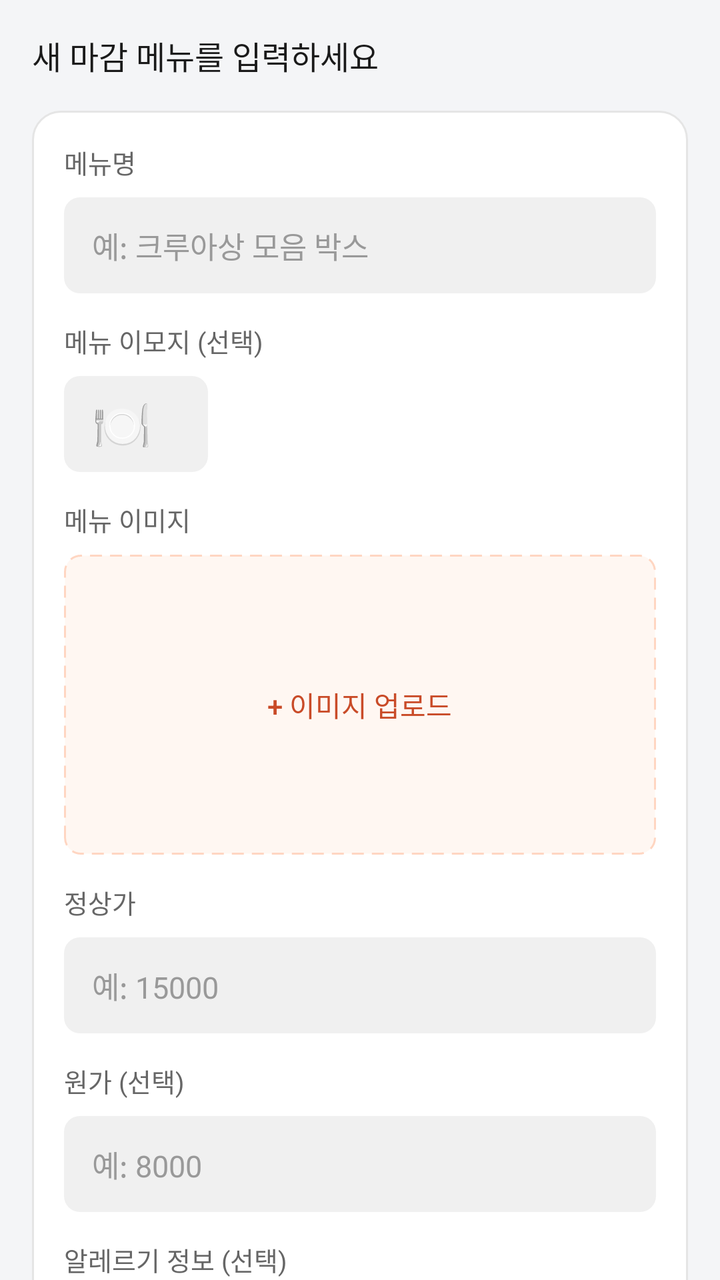
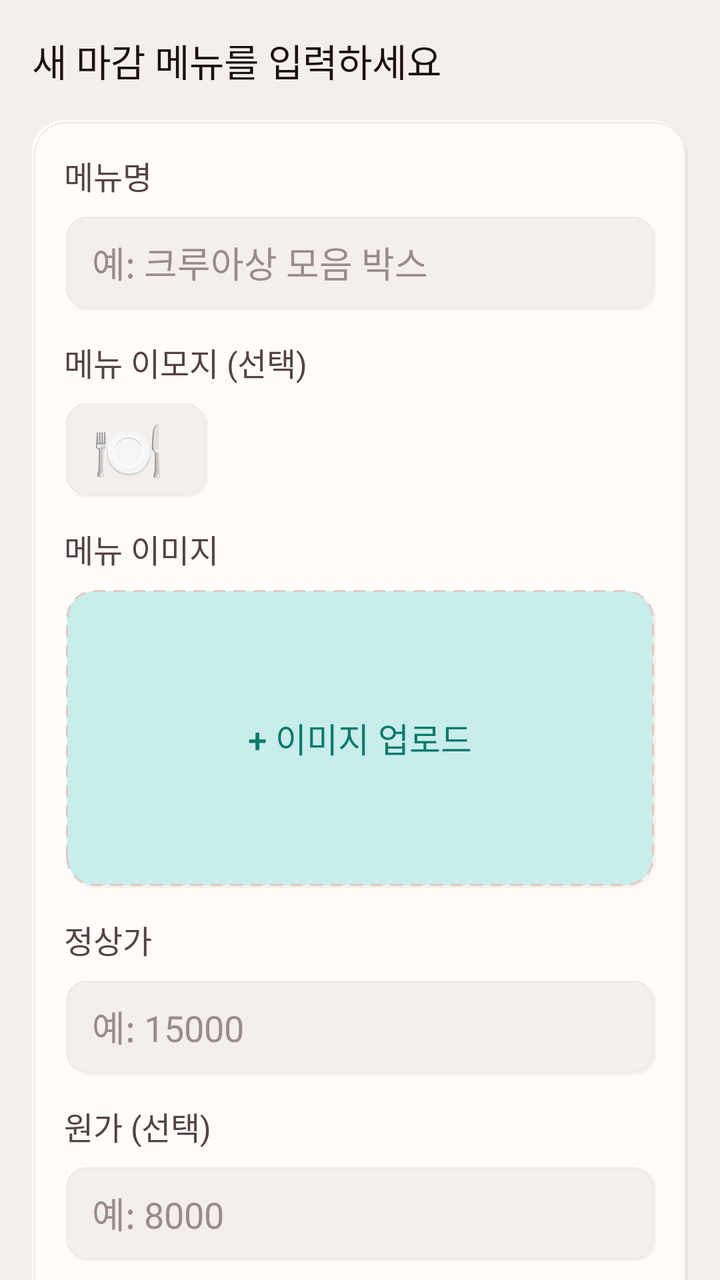

Two renders of the same Android screen: before a commit and after it. Below are the layout's source before the change and the commit's diff.
<!-- AndroidManifest.xml: application theme Theme.Deuktemsiru_seller -->
<!-- res/layout/step1_menu_select.xml -->
<?xml version="1.0" encoding="utf-8"?>

<androidx.core.widget.NestedScrollView
    xmlns:android="http://schemas.android.com/apk/res/android"
    android:layout_width="match_parent"
    android:layout_height="match_parent"
    android:background="@color/surface">

    <LinearLayout
        android:layout_width="match_parent"
        android:layout_height="wrap_content"
        android:orientation="vertical"
        android:padding="16dp">

        <TextView
            android:layout_width="wrap_content"
            android:layout_height="wrap_content"
            android:text="새 마감 메뉴를 입력하세요"
            android:textSize="16sp"
            android:textColor="@color/text"
            android:fontFamily="sans-serif-medium"
            android:layout_marginBottom="16dp" />

        <LinearLayout
            android:layout_width="match_parent"
            android:layout_height="wrap_content"
            android:orientation="vertical"
            android:background="@drawable/bg_card_white"
            android:padding="16dp"
            android:layout_marginBottom="16dp">

            <TextView
                android:layout_width="wrap_content"
                android:layout_height="wrap_content"
                android:text="메뉴명"
                android:textSize="13sp"
                android:textColor="@color/text_sub"
                android:layout_marginBottom="8dp" />

            <EditText
                android:id="@+id/et_menu_name"
                android:layout_width="match_parent"
                android:layout_height="48dp"
                android:background="@drawable/bg_rounded_muted"
                android:hint="예: 크루아상 모음 박스"
                android:singleLine="true"
                android:maxLength="24"
                android:paddingStart="14dp"
                android:paddingEnd="14dp"
                android:textColor="@color/text"
                android:textColorHint="@color/text_muted"
                android:textSize="15sp"
                android:layout_marginBottom="14dp" />

            <TextView
                android:layout_width="wrap_content"
                android:layout_height="wrap_content"
                android:text="메뉴 이모지 (선택)"
                android:textSize="13sp"
                android:textColor="@color/text_sub"
                android:layout_marginBottom="8dp" />

            <EditText
                android:id="@+id/et_emoji"
                android:layout_width="72dp"
                android:layout_height="48dp"
                android:background="@drawable/bg_rounded_muted"
                android:hint="🍽️"
                android:inputType="text"
                android:maxLength="2"
                android:paddingStart="14dp"
                android:paddingEnd="14dp"
                android:singleLine="true"
                android:textColor="@color/text"
                android:textColorHint="@color/text_muted"
                android:textSize="24sp"
                android:layout_marginBottom="14dp" />

            <TextView
                android:layout_width="wrap_content"
                android:layout_height="wrap_content"
                android:text="메뉴 이미지"
                android:textSize="13sp"
                android:textColor="@color/text_sub"
                android:layout_marginBottom="8dp" />

            <FrameLayout
                android:id="@+id/container_image_upload"
                android:layout_width="match_parent"
                android:layout_height="150dp"
                android:background="@drawable/bg_image_upload"
                android:clickable="true"
                android:focusable="true"
                android:layout_marginBottom="14dp">

                <ImageView
                    android:id="@+id/iv_menu_image"
                    android:layout_width="match_parent"
                    android:layout_height="match_parent"
                    android:scaleType="centerCrop"
                    android:visibility="gone" />

                <TextView
                    android:id="@+id/tv_image_upload_hint"
                    android:layout_width="wrap_content"
                    android:layout_height="wrap_content"
                    android:layout_gravity="center"
                    android:gravity="center"
                    android:text="+ 이미지 업로드"
                    android:textSize="14sp"
                    android:textColor="@color/primary"
                    android:fontFamily="sans-serif-medium" />

            </FrameLayout>

            <TextView
                android:layout_width="wrap_content"
                android:layout_height="wrap_content"
                android:text="정상가"
                android:textSize="13sp"
                android:textColor="@color/text_sub"
                android:layout_marginBottom="8dp" />

            <EditText
                android:id="@+id/et_original_price"
                android:layout_width="match_parent"
                android:layout_height="48dp"
                android:background="@drawable/bg_rounded_muted"
                android:hint="예: 15000"
                android:inputType="number"
                android:maxLength="8"
                android:paddingStart="14dp"
                android:paddingEnd="14dp"
                android:singleLine="true"
                android:textColor="@color/text"
                android:textColorHint="@color/text_muted"
                android:textSize="15sp"
                android:layout_marginBottom="14dp" />

            <TextView
                android:layout_width="wrap_content"
                android:layout_height="wrap_content"
                android:text="원가 (선택)"
                android:textSize="13sp"
                android:textColor="@color/text_sub"
                android:layout_marginBottom="8dp" />

            <EditText
                android:id="@+id/et_cost_price"
                android:layout_width="match_parent"
                android:layout_height="48dp"
                android:background="@drawable/bg_rounded_muted"
                android:hint="예: 8000"
                android:inputType="number"
                android:maxLength="8"
                android:paddingStart="14dp"
                android:paddingEnd="14dp"
                android:singleLine="true"
                android:textColor="@color/text"
                android:textColorHint="@color/text_muted"
                android:textSize="15sp"
                android:layout_marginBottom="14dp" />

            <TextView
                android:layout_width="wrap_content"
                android:layout_height="wrap_content"
                android:text="알레르기 정보 (선택)"
                android:textSize="13sp"
                android:textColor="@color/text_sub"
                android:layout_marginBottom="8dp" />

            <EditText
                android:id="@+id/et_allergy_info"
                android:layout_width="match_parent"
                android:layout_height="48dp"
                android:background="@drawable/bg_rounded_muted"
                android:hint="예: 밀, 유제품, 달걀"
                android:inputType="text"
                android:paddingStart="14dp"
                android:paddingEnd="14dp"
                android:singleLine="true"
                android:textColor="@color/text"
                android:textColorHint="@color/text_muted"
                android:textSize="15sp" />

        </LinearLayout>

        <LinearLayout
            android:layout_width="match_parent"
            android:layout_height="wrap_content"
            android:orientation="horizontal"
            android:gravity="center_vertical"
            android:background="@drawable/bg_rounded_primary_light"
            android:padding="14dp">

            <TextView
                android:layout_width="0dp"
                android:layout_height="wrap_content"
                android:layout_weight="1"
                android:text="등록할 메뉴"
                android:textSize="13sp"
                android:textColor="@color/text_sub" />

            <TextView
                android:id="@+id/tv_selected_menu_summary"
                android:layout_width="wrap_content"
                android:layout_height="wrap_content"
                android:text="메뉴 정보를 입력해주세요"
                android:textSize="13sp"
                android:textColor="@color/primary_dark"
                android:fontFamily="sans-serif-medium" />

        </LinearLayout>

    </LinearLayout>

</androidx.core.widget.NestedScrollView>
<!-- resources referenced by this layout -->
<resources>
  <color name="primary">#FFC94B28</color>
  <color name="primary_dark">#FF8A2F19</color>
  <color name="surface">#FFF4F5F7</color>
  <color name="text">#FF1A1A1A</color>
  <color name="text_muted">#FF999999</color>
  <color name="text_sub">#FF666666</color>
  <!-- drawable bg_card_white (drawable) -->
  <?xml version="1.0" encoding="utf-8"?>
  
  <shape xmlns:android="http://schemas.android.com/apk/res/android"
      android:shape="rectangle">
      <solid android:color="#FFFFFF" />
      <stroke android:width="1dp" android:color="#E5E5E5" />
      <corners android:radius="14dp" />
  </shape>
  <!-- drawable bg_image_upload (drawable) -->
  <?xml version="1.0" encoding="utf-8"?>
  
  <shape xmlns:android="http://schemas.android.com/apk/res/android">
      <solid android:color="#FFF7F2" />
      <stroke
          android:width="1dp"
          android:color="#FFD6C2"
          android:dashWidth="6dp"
          android:dashGap="4dp" />
      <corners android:radius="8dp" />
  </shape>
  <!-- drawable bg_rounded_muted (drawable) -->
  <?xml version="1.0" encoding="utf-8"?>
  
  <shape xmlns:android="http://schemas.android.com/apk/res/android"
      android:shape="rectangle">
      <solid android:color="#F0F0F0" />
      <corners android:radius="8dp" />
  </shape>
  <color name="primary_light">#FFFFE7DE</color>
  <style name="Base.Theme.Deuktemsiru_seller" parent="Theme.Material3.Light.NoActionBar">
          <item name="colorPrimary">@color/primary</item>
          <item name="colorPrimaryVariant">@color/primary_dark</item>
          <item name="colorOnPrimary">@color/white</item>
          <item name="colorSurface">@color/surface</item>
          <item name="android:colorBackground">@color/surface</item>
          <item name="android:fontFamily">sans-serif</item>
          <item name="bottomNavigationStyle">@style/Widget.App.BottomNav</item>
      </style>
  <!-- unchanged entries left out for length: 5 -->
</resources>

<!-- the commit's change to res/layout/step1_menu_select.xml (unified diff, before → after) -->
@@ -16,7 +16,7 @@
             android:layout_width="wrap_content"
             android:layout_height="wrap_content"
             android:text="새 마감 메뉴를 입력하세요"
-            android:textSize="16sp"
+            android:textSize="19sp"
             android:textColor="@color/text"
             android:fontFamily="sans-serif-medium"
             android:layout_marginBottom="16dp" />
@@ -26,6 +26,7 @@
             android:layout_height="wrap_content"
             android:orientation="vertical"
             android:background="@drawable/bg_card_white"
+    android:elevation="2dp"
             android:padding="16dp"
             android:layout_marginBottom="16dp">
 
@@ -33,7 +34,7 @@
                 android:layout_width="wrap_content"
                 android:layout_height="wrap_content"
                 android:text="메뉴명"
-                android:textSize="13sp"
+                android:textSize="16sp"
                 android:textColor="@color/text_sub"
                 android:layout_marginBottom="8dp" />
 
@@ -49,14 +50,14 @@
                 android:paddingEnd="14dp"
                 android:textColor="@color/text"
                 android:textColorHint="@color/text_muted"
-                android:textSize="15sp"
+                android:textSize="18sp"
                 android:layout_marginBottom="14dp" />
 
             <TextView
                 android:layout_width="wrap_content"
                 android:layout_height="wrap_content"
                 android:text="메뉴 이모지 (선택)"
-                android:textSize="13sp"
+                android:textSize="16sp"
                 android:textColor="@color/text_sub"
                 android:layout_marginBottom="8dp" />
 
@@ -73,14 +74,14 @@
                 android:singleLine="true"
                 android:textColor="@color/text"
                 android:textColorHint="@color/text_muted"
-                android:textSize="24sp"
+                android:textSize="29sp"
                 android:layout_marginBottom="14dp" />
 
             <TextView
                 android:layout_width="wrap_content"
                 android:layout_height="wrap_content"
                 android:text="메뉴 이미지"
-                android:textSize="13sp"
+                android:textSize="16sp"
                 android:textColor="@color/text_sub"
                 android:layout_marginBottom="8dp" />
 
@@ -107,7 +108,7 @@
                     android:layout_gravity="center"
                     android:gravity="center"
                     android:text="+ 이미지 업로드"
-                    android:textSize="14sp"
+                    android:textSize="17sp"
                     android:textColor="@color/primary"
                     android:fontFamily="sans-serif-medium" />
 
@@ -117,7 +118,7 @@
                 android:layout_width="wrap_content"
                 android:layout_height="wrap_content"
                 android:text="정상가"
-                android:textSize="13sp"
+                android:textSize="16sp"
                 android:textColor="@color/text_sub"
                 android:layout_marginBottom="8dp" />
 
@@ -134,14 +135,14 @@
                 android:singleLine="true"
                 android:textColor="@color/text"
                 android:textColorHint="@color/text_muted"
-                android:textSize="15sp"
+                android:textSize="18sp"
                 android:layout_marginBottom="14dp" />
 
             <TextView
                 android:layout_width="wrap_content"
                 android:layout_height="wrap_content"
                 android:text="원가 (선택)"
-                android:textSize="13sp"
+                android:textSize="16sp"
                 android:textColor="@color/text_sub"
                 android:layout_marginBottom="8dp" />
 
@@ -158,14 +159,14 @@
                 android:singleLine="true"
                 android:textColor="@color/text"
                 android:textColorHint="@color/text_muted"
-                android:textSize="15sp"
+                android:textSize="18sp"
                 android:layout_marginBottom="14dp" />
 
             <TextView
                 android:layout_width="wrap_content"
                 android:layout_height="wrap_content"
                 android:text="알레르기 정보 (선택)"
-                android:textSize="13sp"
+                android:textSize="16sp"
                 android:textColor="@color/text_sub"
                 android:layout_marginBottom="8dp" />
 
@@ -181,7 +182,7 @@
                 android:singleLine="true"
                 android:textColor="@color/text"
                 android:textColorHint="@color/text_muted"
-                android:textSize="15sp" />
+                android:textSize="18sp" />
 
         </LinearLayout>
 
@@ -198,7 +199,7 @@
                 android:layout_height="wrap_content"
                 android:layout_weight="1"
                 android:text="등록할 메뉴"
-                android:textSize="13sp"
+                android:textSize="16sp"
                 android:textColor="@color/text_sub" />
 
             <TextView
@@ -206,7 +207,7 @@
                 android:layout_width="wrap_content"
                 android:layout_height="wrap_content"
                 android:text="메뉴 정보를 입력해주세요"
-                android:textSize="13sp"
+                android:textSize="16sp"
                 android:textColor="@color/primary_dark"
                 android:fontFamily="sans-serif-medium" />
 
<!-- resource entries referenced after the edit -->
@@ -1,41 +1,90 @@
 <!-- resources referenced by this layout -->
 <resources>
-  <color name="primary">#FFC94B28</color>
-  <color name="primary_dark">#FF8A2F19</color>
-  <color name="surface">#FFF4F5F7</color>
-  <color name="text">#FF1A1A1A</color>
-  <color name="text_muted">#FF999999</color>
-  <color name="text_sub">#FF666666</color>
+  <color name="primary">#0B7A6E</color>
+  <color name="primary_dark">#065950</color>
+  <color name="surface">#FFF5EFEC</color>
+  <color name="text">#FF1A1110</color>
+  <color name="text_muted">#FF998C8A</color>
+  <color name="text_sub">#FF534341</color>
   <!-- drawable bg_card_white (drawable) -->
   <?xml version="1.0" encoding="utf-8"?>
-  
-  <shape xmlns:android="http://schemas.android.com/apk/res/android"
-      android:shape="rectangle">
-      <solid android:color="#FFFFFF" />
-      <stroke android:width="1dp" android:color="#E5E5E5" />
-      <corners android:radius="14dp" />
-  </shape>
+  <layer-list xmlns:android="http://schemas.android.com/apk/res/android">
+      <item android:left="3dp" android:top="3dp">
+          <shape android:shape="rectangle">
+              <solid android:color="@color/neu_shadow" />
+              <corners android:radius="16dp" />
+          </shape>
+      </item>
+      <item android:right="2dp" android:bottom="2dp">
+          <shape android:shape="rectangle">
+              <solid android:color="@color/neu_highlight" />
+              <corners android:radius="16dp" />
+          </shape>
+      </item>
+      <item android:left="1dp" android:top="1dp" android:right="1dp" android:bottom="1dp">
+          <shape android:shape="rectangle">
+              <solid android:color="@color/surface_alt" />
+              <stroke android:width="0.5dp" android:color="@color/border_light" />
+              <corners android:radius="16dp" />
+          </shape>
+      </item>
+  </layer-list>
   <!-- drawable bg_image_upload (drawable) -->
   <?xml version="1.0" encoding="utf-8"?>
-  
-  <shape xmlns:android="http://schemas.android.com/apk/res/android">
-      <solid android:color="#FFF7F2" />
-      <stroke
-          android:width="1dp"
-          android:color="#FFD6C2"
-          android:dashWidth="6dp"
-          android:dashGap="4dp" />
-      <corners android:radius="8dp" />
-  </shape>
+  <layer-list xmlns:android="http://schemas.android.com/apk/res/android">
+      <item android:left="2dp" android:top="2dp">
+          <shape android:shape="rectangle">
+              <solid android:color="@color/neu_shadow" />
+              <corners android:radius="14dp" />
+          </shape>
+      </item>
+      <item android:right="2dp" android:bottom="2dp">
+          <shape android:shape="rectangle">
+              <solid android:color="@color/neu_highlight" />
+              <corners android:radius="14dp" />
+          </shape>
+      </item>
+      <item android:left="1dp" android:top="1dp" android:right="1dp" android:bottom="1dp">
+          <shape android:shape="rectangle">
+              <solid android:color="@color/primary_light" />
+              <stroke
+                  android:width="1dp"
+                  android:color="@color/border"
+                  android:dashWidth="6dp"
+                  android:dashGap="4dp" />
+              <corners android:radius="14dp" />
+          </shape>
+      </item>
+  </layer-list>
   <!-- drawable bg_rounded_muted (drawable) -->
   <?xml version="1.0" encoding="utf-8"?>
-  
-  <shape xmlns:android="http://schemas.android.com/apk/res/android"
-      android:shape="rectangle">
-      <solid android:color="#F0F0F0" />
-      <corners android:radius="8dp" />
-  </shape>
-  <color name="primary_light">#FFFFE7DE</color>
+  <layer-list xmlns:android="http://schemas.android.com/apk/res/android">
+      <item android:left="1dp" android:top="1dp">
+          <shape android:shape="rectangle">
+              <solid android:color="@color/neu_shadow" />
+              <corners android:radius="10dp" />
+          </shape>
+      </item>
+      <item android:right="1dp" android:bottom="1dp">
+          <shape android:shape="rectangle">
+              <solid android:color="@color/neu_highlight" />
+              <corners android:radius="10dp" />
+          </shape>
+      </item>
+      <item android:left="1dp" android:top="1dp" android:right="1dp" android:bottom="1dp">
+          <shape android:shape="rectangle">
+              <solid android:color="@color/surface" />
+              <stroke android:width="0.5dp" android:color="@color/border_light" />
+              <corners android:radius="10dp" />
+          </shape>
+      </item>
+  </layer-list>
+  <color name="neu_shadow">#24C7B3AD</color>
+  <color name="neu_highlight">#FFFFFFFF</color>
+  <color name="surface_alt">#FFFFFBF8</color>
+  <color name="border_light">#FFEDE8E5</color>
+  <color name="primary_light">#C8EDEA</color>
+  <color name="border">#FFE2C8C0</color>
   <style name="Base.Theme.Deuktemsiru_seller" parent="Theme.Material3.Light.NoActionBar">
           <item name="colorPrimary">@color/primary</item>
           <item name="colorPrimaryVariant">@color/primary_dark</item>
@@ -43,6 +92,9 @@
           <item name="colorSurface">@color/surface</item>
           <item name="android:colorBackground">@color/surface</item>
           <item name="android:fontFamily">sans-serif</item>
+          <item name="android:navigationBarColor">@color/surface_alt</item>
+          <item name="android:statusBarColor" tools:targetApi="l">@color/surface_alt</item>
+          <item name="android:windowLightStatusBar" tools:targetApi="m">true</item>
           <item name="bottomNavigationStyle">@style/Widget.App.BottomNav</item>
       </style>
   <!-- unchanged entries left out for length: 5 -->
